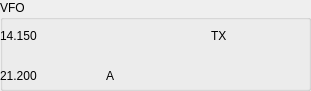
rn3kk/RemoteTubeAmplifaier, file controller/vfo.ui: the form before one commit.
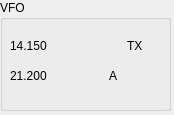
The form after the commit.

Commit message: - сузил панель со слайсами - работает парсинг частоты, активного слайса, ТХ

The edit to the form file:
```diff
--- a/controller/vfo.ui
+++ b/controller/vfo.ui
@@ -6,8 +6,8 @@
    <rect>
     <x>0</x>
     <y>0</y>
-    <width>311</width>
-    <height>91</height>
+    <width>174</width>
+    <height>115</height>
    </rect>
   </property>
   <property name="windowTitle">
@@ -18,8 +18,8 @@
     <rect>
      <x>0</x>
      <y>0</y>
-     <width>311</width>
-     <height>91</height>
+     <width>171</width>
+     <height>111</height>
     </rect>
    </property>
    <property name="title">
@@ -28,9 +28,9 @@
    <widget class="QWidget" name="horizontalLayoutWidget">
     <property name="geometry">
      <rect>
-      <x>0</x>
-      <y>20</y>
-      <width>311</width>
+      <x>10</x>
+      <y>30</y>
+      <width>141</width>
       <height>31</height>
      </rect>
     </property>
@@ -44,6 +44,12 @@
      </item>
      <item>
       <widget class="QLabel" name="ActiveA">
+       <property name="maximumSize">
+        <size>
+         <width>12</width>
+         <height>16777215</height>
+        </size>
+       </property>
        <property name="text">
         <string/>
        </property>
@@ -51,6 +57,12 @@
      </item>
      <item>
       <widget class="QLabel" name="TX_A">
+       <property name="maximumSize">
+        <size>
+         <width>24</width>
+         <height>16777215</height>
+        </size>
+       </property>
        <property name="text">
         <string>TX</string>
        </property>
@@ -61,9 +73,9 @@
    <widget class="QWidget" name="horizontalLayoutWidget_2">
     <property name="geometry">
      <rect>
-      <x>0</x>
+      <x>10</x>
       <y>60</y>
-      <width>311</width>
+      <width>141</width>
       <height>31</height>
      </rect>
     </property>
@@ -77,6 +89,12 @@
      </item>
      <item>
       <widget class="QLabel" name="ActiveB">
+       <property name="maximumSize">
+        <size>
+         <width>12</width>
+         <height>16777215</height>
+        </size>
+       </property>
        <property name="text">
         <string>A</string>
        </property>
@@ -84,6 +102,12 @@
      </item>
      <item>
       <widget class="QLabel" name="TX_B">
+       <property name="maximumSize">
+        <size>
+         <width>24</width>
+         <height>16777215</height>
+        </size>
+       </property>
        <property name="text">
         <string/>
        </property>
```
The commit also changes 1 other file.
